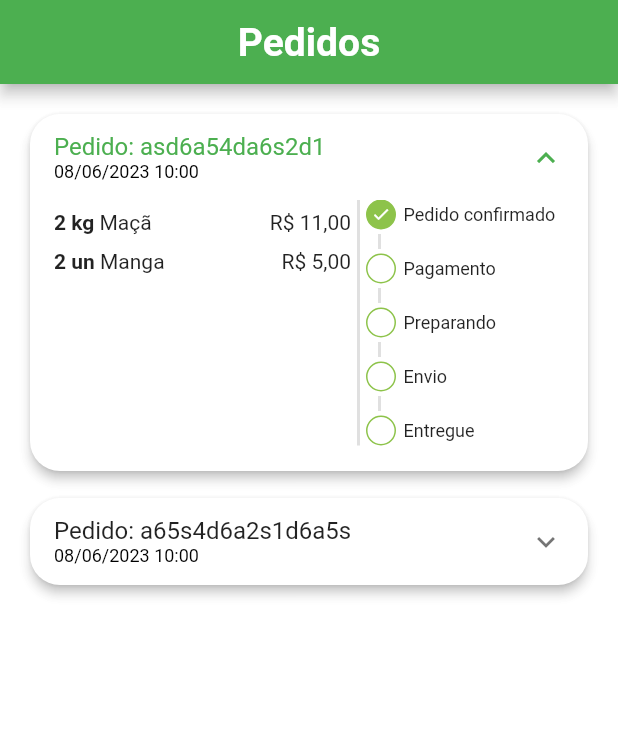
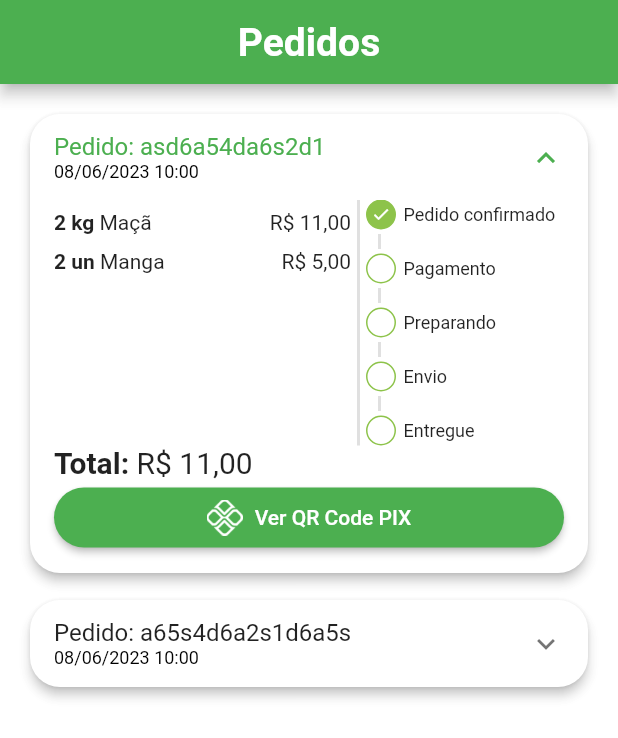
Before and after one commit to nicolaspaxao/green-grocer-course, a Flutter app: the OrderTab screen opened directly, on a phone screen of 412 x 824 dp. Shown: the top 738 px of the screen. Run offline on Flutter 3.47's test engine with Material 2 defaults, Android fonts, the light colour scheme and no system bars; our stand-ins replace animated_text_kit, badges, mask_text_input_formatter.

Commit message:
Finalizando o card de pedidos

```diff
--- a/lib/src/pages/orders/components/order_tile.dart
+++ b/lib/src/pages/orders/components/order_tile.dart
@@ -25,6 +25,8 @@ class OrderTile extends StatelessWidget {
           splashColor: Colors.transparent,
         ),
         child: ExpansionTile(
+          childrenPadding: const EdgeInsets.fromLTRB(16, 0, 16, 16),
+          expandedCrossAxisAlignment: CrossAxisAlignment.stretch,
           initiallyExpanded: order.status == 'pending_payment',
           title: Column(
             crossAxisAlignment: CrossAxisAlignment.start,
@@ -42,7 +44,6 @@ class OrderTile extends StatelessWidget {
               ),
             ],
           ),
-          childrenPadding: const EdgeInsets.fromLTRB(16, 0, 16, 16),
           children: [
             IntrinsicHeight(
               child: Row(
@@ -69,10 +70,45 @@ class OrderTile extends StatelessWidget {
                     flex: 2,
                     child: OrderStatusWidget(
                       status: order.status!,
-                      isOverdue: order.overdueDateTime!.isBefore(DateTime.now()),
+                      isOverdue:
+                          order.overdueDateTime!.isBefore(DateTime.now()),
                     ),
                   ),
                 ],
+              ),
+            ),
+            Text.rich(
+              TextSpan(
+                style: const TextStyle(
+                  fontSize: 20,
+                ),
+                children: [
+                  const TextSpan(
+                    text: 'Total: ',
+                    style: TextStyle(fontWeight: FontWeight.bold),
+                  ),
+                  TextSpan(
+                    text: UtilServices.priceToCurrency(order.total!),
+                  ),
+                ],
+              ),
+            ),
+            Visibility(
+              visible: order.status == 'pending_payment',
+              child: Padding(
+                padding: const EdgeInsets.only(top: 5),
+                child: SizedBox(
+                  height: 40,
+                  child: ElevatedButton.icon(
+                    style: ElevatedButton.styleFrom(
+                        padding: const EdgeInsets.all(8),
+                        shape: RoundedRectangleBorder(
+                            borderRadius: BorderRadius.circular(20))),
+                    onPressed: () {},
+                    icon: Image.asset('assets/pix.png'),
+                    label: const Text('Ver QR Code PIX'),
+                  ),
+                ),
               ),
             )
           ],
```
